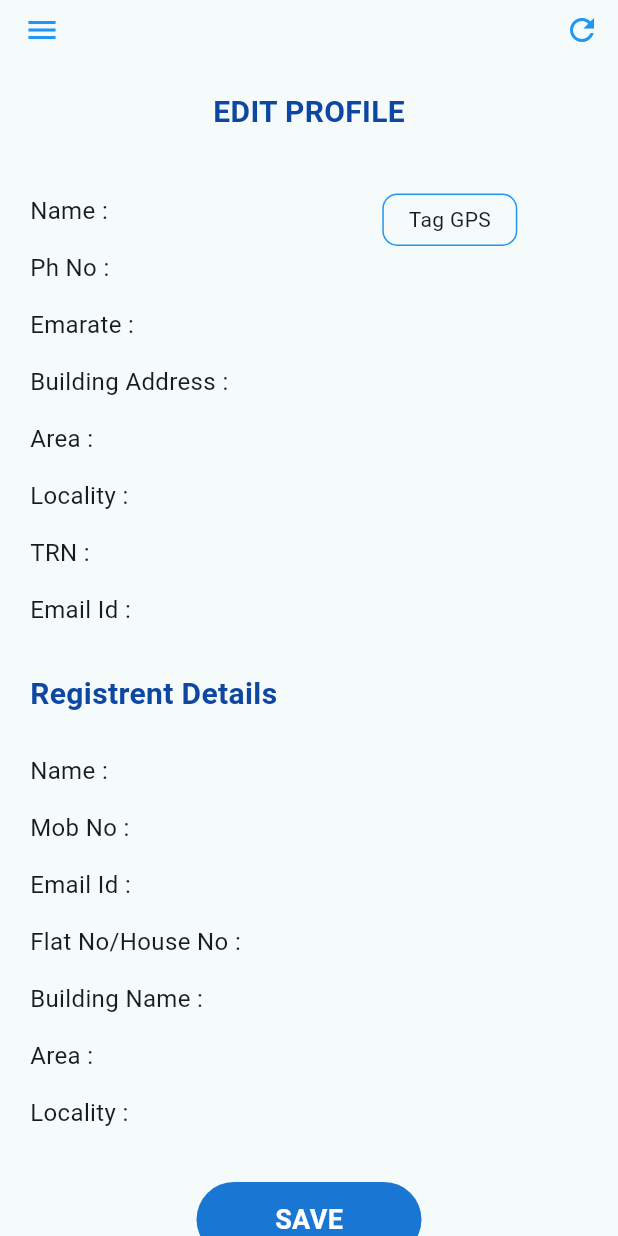
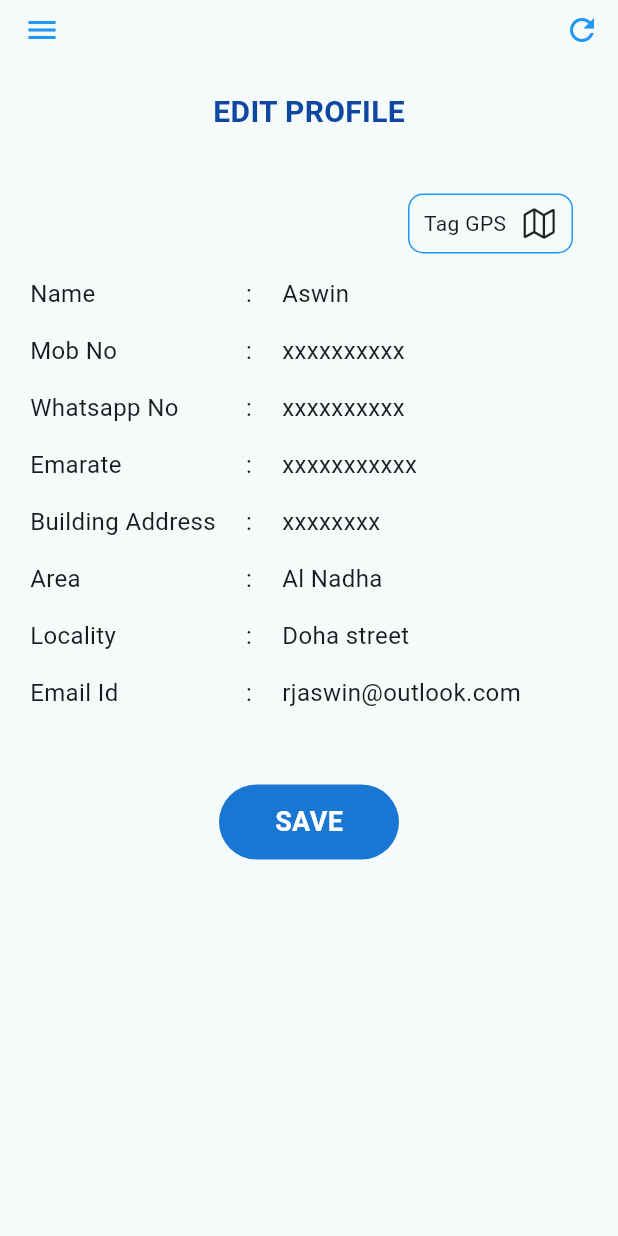
Before and after one commit to abhisheksr227/integrate3_screen, a Flutter app: the CustomerHomeScreen screen opened directly, in the side drawer, after a tap on "Edit Profile", on a phone screen of 412 x 824 dp. Run offline on Flutter 3.47's test engine with Material 2 defaults, Android fonts, the phone set to English and light mode, and no system bars; our stand-ins replace charts_flutter, dots_indicator, fl_chart, google_maps_flutter, pie_chart, share_plus and 1 more; missing offline and left inert: another_stepper; network calls fail.

Commit message:
git commit -m "second commit"

```diff
--- a/lib/Customers/Customer_Home.dart
+++ b/lib/Customers/Customer_Home.dart
@@ -519,7 +519,7 @@ class _CustomerHomeScreenState extends State<CustomerHomeScreen> {
                          children: [
                            CircleAvatar(
                              radius: 30,
-                             backgroundColor: Colors.blue,
+                             backgroundColor: Colors.indigo,
                              child: Icon(
                                Icons.payment,
                                color: Colors.white,
@@ -634,24 +634,31 @@ class _CustomerHomeScreenState extends State<CustomerHomeScreen> {
                 Row(mainAxisAlignment: MainAxisAlignment.end,
                   children: [
                     Container(
-                      height: 50,
-                      width: MediaQuery.of(context).size.width*0.4,
+                      height: 40,
+                      width: 70,
                       decoration: BoxDecoration(
                           borderRadius: BorderRadius.only(
-                              topLeft: Radius.circular(10)),color: Colors.blue),
+                              topLeft: Radius.circular(20),bottomLeft: Radius.circular(20)),
+                          color: Colors.blue),
+                      child: Center(child: Row(mainAxisAlignment: MainAxisAlignment.center,
+                        children: [
+                          Image.asset('Assets/Images/coin.png'),
+                          Text('50',style: TextStyle(color: Colors.white),),
+                        ],
+                      )),
                     ),
                   ],
-                )
+                ),
+                Container(
+                  height: 150,
+                  decoration: BoxDecoration(
+                    image: DecorationImage(
+                        image: AssetImage('Assets/Images/Wash1.png'), fit: BoxFit.fill),
+                  ),
+                ),
       ],
       ),
       ),
-        bottomNavigationBar: Container(
-          height: 150,
-          decoration: BoxDecoration(
-            image: DecorationImage(
-                image: AssetImage('Assets/Images/Wash1.png'), fit: BoxFit.fill),
-          ),
-        ),
       ),
     );
   }
--- a/lib/Customers/Edit.dart
+++ b/lib/Customers/Edit.dart
@@ -50,98 +50,150 @@ class _EditState extends State<Edit> {
               SizedBox(
                 height: 30,
               ),
+              Row(mainAxisAlignment: MainAxisAlignment.end,
+                children: [
+                  Padding(
+                    padding: const EdgeInsets.only(right: 30),
+                    child: InkWell(onTap: () {
+
+                    },
+                      child: Container(
+                        width: 110,
+                        height: 40,
+                        decoration: BoxDecoration(
+                            borderRadius: BorderRadius.circular(10),
+                            border: Border.all(color: Colors.blue)),
+                        child: Row(mainAxisAlignment: MainAxisAlignment.center,
+                          children: [
+                            Text('Tag GPS'),
+                            SizedBox(width: 10,),
+                            Icon(CupertinoIcons.map)
+                          ],
+                        ),
+                      ),
+                    ),
+                  ),
+                ],
+              ),
+              SizedBox(
+                height: 15,
+              ),
               Row(crossAxisAlignment: CrossAxisAlignment.start,
                 children: [
                   Container(
-                    child: Column(crossAxisAlignment: CrossAxisAlignment.start,
+                    child: Row(
                       children: [
-                        Padding(
-                          padding: const EdgeInsets.only(left: 20,bottom: 15),
-                          child: Text('Name : ',style: TextStyle(fontSize: 16),),
+                        Column(crossAxisAlignment: CrossAxisAlignment.start,
+                          children: [
+                            Padding(
+                              padding: const EdgeInsets.only(left: 20,bottom: 15),
+                              child: Text('Name',style: TextStyle(fontSize: 16),),
+                            ),
+                            Padding(
+                              padding: const EdgeInsets.only(left: 20,bottom: 15),
+                              child: Text('Mob No',style: TextStyle(fontSize: 16)),
+                            ),
+                            Padding(
+                              padding: const EdgeInsets.only(left: 20,bottom: 15),
+                              child: Text('Whatsapp No',style: TextStyle(fontSize: 16)),
+                            ),
+                            Padding(
+                              padding: const EdgeInsets.only(left: 20,bottom: 15),
+                              child: Text('Emarate',style: TextStyle(fontSize: 16)),
+                            ),
+                            Padding(
+                              padding: const EdgeInsets.only(left: 20,bottom: 15),
+                              child: Text('Building Address',style: TextStyle(fontSize: 16)),
+                            ),
+                            Padding(
+                              padding: const EdgeInsets.only(left: 20,bottom: 15),
+                              child: Text('Area',style: TextStyle(fontSize: 16)),
+                            ),
+                            Padding(
+                              padding: const EdgeInsets.only(left: 20,bottom: 15),
+                              child: Text('Locality',style: TextStyle(fontSize: 16)),
+                            ),
+                            Padding(
+                              padding: const EdgeInsets.only(left: 20,bottom: 30),
+                              child: Text('Email Id',style: TextStyle(fontSize: 16)),
+                            ),
+                          ],
                         ),
-                        Padding(
-                          padding: const EdgeInsets.only(left: 20,bottom: 15),
-                          child: Text('Ph No : ',style: TextStyle(fontSize: 16)),
+                        Column(crossAxisAlignment: CrossAxisAlignment.start,
+                          children: [
+                            Padding(
+                              padding: const EdgeInsets.only(left: 20,bottom: 15),
+                              child: Text(':',style: TextStyle(fontSize: 16),),
+                            ),
+                            Padding(
+                              padding: const EdgeInsets.only(left: 20,bottom: 15),
+                              child: Text(':',style: TextStyle(fontSize: 16)),
+                            ),
+                            Padding(
+                              padding: const EdgeInsets.only(left: 20,bottom: 15),
+                              child: Text(':',style: TextStyle(fontSize: 16)),
+                            ),
+                            Padding(
+                              padding: const EdgeInsets.only(left: 20,bottom: 15),
+                              child: Text(':',style: TextStyle(fontSize: 16)),
+                            ),
+                            Padding(
+                              padding: const EdgeInsets.only(left: 20,bottom: 15),
+                              child: Text(':',style: TextStyle(fontSize: 16)),
+                            ),
+                            Padding(
+                              padding: const EdgeInsets.only(left: 20,bottom: 15),
+                              child: Text(':',style: TextStyle(fontSize: 16)),
+                            ),
+                            Padding(
+                              padding: const EdgeInsets.only(left: 20,bottom: 15),
+                              child: Text(':',style: TextStyle(fontSize: 16)),
+                            ),
+                            Padding(
+                              padding: const EdgeInsets.only(left: 20,bottom: 30),
+                              child: Text(':',style: TextStyle(fontSize: 16)),
+                            ),
+                          ],
                         ),
-                        Padding(
-                          padding: const EdgeInsets.only(left: 20,bottom: 15),
-                          child: Text('Emarate : ',style: TextStyle(fontSize: 16)),
+                        Column(crossAxisAlignment: CrossAxisAlignment.start,
+                          children: [
+                            Padding(
+                              padding: const EdgeInsets.only(left: 20,bottom: 15),
+                              child: Text('Aswin',style: TextStyle(fontSize: 16),),
+                            ),
+                            Padding(
+                              padding: const EdgeInsets.only(left: 20,bottom: 15),
+                              child: Text('xxxxxxxxxx',style: TextStyle(fontSize: 16)),
+                            ),
+                            Padding(
+                              padding: const EdgeInsets.only(left: 20,bottom: 15),
+                              child: Text('xxxxxxxxxx',style: TextStyle(fontSize: 16)),
+                            ),
+                            Padding(
+                              padding: const EdgeInsets.only(left: 20,bottom: 15),
+                              child: Text('xxxxxxxxxxx',style: TextStyle(fontSize: 16)),
+                            ),
+                            Padding(
+                              padding: const EdgeInsets.only(left: 20,bottom: 15),
+                              child: Text('xxxxxxxx',style: TextStyle(fontSize: 16)),
+                            ),
+                            Padding(
+                              padding: const EdgeInsets.only(left: 20,bottom: 15),
+                              child: Text('Al Nadha',style: TextStyle(fontSize: 16)),
+                            ),
+                            Padding(
+                              padding: const EdgeInsets.only(left: 20,bottom: 15),
+                              child: Text('Doha street',style: TextStyle(fontSize: 16)),
+                            ),
+                            Padding(
+                              padding: const EdgeInsets.only(left: 20,bottom: 30),
+                              child: Text('rjaswin@outlook.com',style: TextStyle(fontSize: 16)),
+                            ),
+                          ],
                         ),
-                        Padding(
-                          padding: const EdgeInsets.only(left: 20,bottom: 15),
-                          child: Text('Building Address : ',style: TextStyle(fontSize: 16)),
-                        ),
-                        Padding(
-                          padding: const EdgeInsets.only(left: 20,bottom: 15),
-                          child: Text('Area : ',style: TextStyle(fontSize: 16)),
-                        ),
-                        Padding(
-                          padding: const EdgeInsets.only(left: 20,bottom: 15),
-                          child: Text('Locality : ',style: TextStyle(fontSize: 16)),
-                        ),
-                        Padding(
-                          padding: const EdgeInsets.only(left: 20,bottom: 15),
-                          child: Text('TRN : ',style: TextStyle(fontSize: 16)),
-                        ),
-                        Padding(
-                          padding: const EdgeInsets.only(left: 20,bottom: 30),
-                          child: Text('Email Id : ',style: TextStyle(fontSize: 16)),
-                        ),
-                        Padding(
-                          padding: const EdgeInsets.only(left: 20,bottom: 15),
-                          child: Text('Registrent Details',
-                            style: TextStyle(
-                                fontWeight: FontWeight.bold,
-                                fontSize: 20,
-                                color: Colors.blue[900]
-                            ),),
-                        ),
-                        Padding(
-                          padding: const EdgeInsets.only(top: 10,left: 20,bottom: 15),
-                          child: Text('Name : ',style: TextStyle(fontSize: 16)),
-                        ),
-                        Padding(
-                          padding: const EdgeInsets.only(left: 20,bottom: 15),
-                          child: Text('Mob No : ',style: TextStyle(fontSize: 16)),
-                        ),
-                        Padding(
-                          padding: const EdgeInsets.only(left: 20,bottom: 15),
-                          child: Text('Email Id : ',style: TextStyle(fontSize: 16)),
-                        ),
-                        Padding(
-                          padding: const EdgeInsets.only(left: 20,bottom: 15),
-                          child: Text('Flat No/House No : ',style: TextStyle(fontSize: 16)),
-                        ),
-                        Padding(
-                          padding: const EdgeInsets.only(left: 20,bottom: 15),
-                          child: Text('Building Name : ',style: TextStyle(fontSize: 16)),
-                        ),
-                        Padding(
-                          padding: const EdgeInsets.only(left: 20,bottom: 15),
-                          child: Text('Area : ',style: TextStyle(fontSize: 16)),
-                        ),
-                        Padding(
-                          padding: const EdgeInsets.only(left: 20,bottom: 15),
-                          child: Text('Locality : ',style: TextStyle(fontSize: 16)),
-                        )
                       ],
                     ),
                   ),
-              Padding(
-                padding: const EdgeInsets.only(left: 70),
-                child: InkWell(onTap: () {
-
-                },
-                  child: Container(
-                    width: 90,
-                    height: 35,
-                    decoration: BoxDecoration(
-                        borderRadius: BorderRadius.circular(10),
-                        border: Border.all(color: Colors.blue)),
-                    child: Center(child: Text('Tag GPS')),
-                  ),
-                ),
-              ),
                 ],
               ),
               Padding(
@@ -151,7 +203,7 @@ class _EditState extends State<Edit> {
                 },
                   child: Container(
                     height: 50,
-                    width: 150,
+                    width: 120,
                     decoration: BoxDecoration(borderRadius: BorderRadius.circular(30),
                     color: Colors.blue[700],
                     ),
--- a/pubspec.yaml
+++ b/pubspec.yaml
@@ -86,8 +86,9 @@ flutter:
     - Assets/Images/icon8.png
     - Assets/Images/logo.png
     - Assets/Images/vector_new.png
-    - Assets/Images/Wash.jpg
     - Assets/Images/Wash1.png
+    - Assets/Images/Share.jpg
+    - Assets/Images/coin.png
   #   - images/a_dot_burr.jpeg
   #   - images/a_dot_ham.jpeg
 
```
Also changed, not shown: Assets/Images/Wash.jpg (deleted), Assets/Images/coin.png (added).
